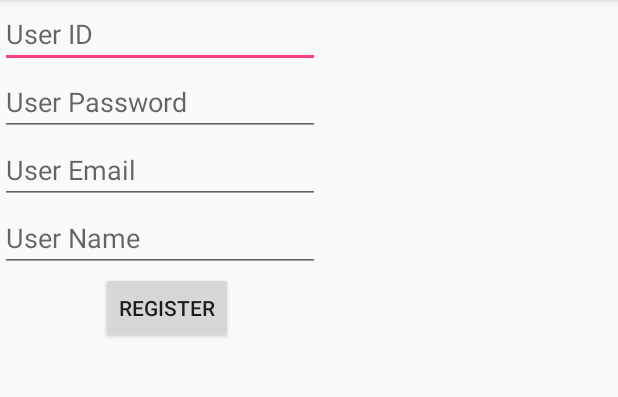
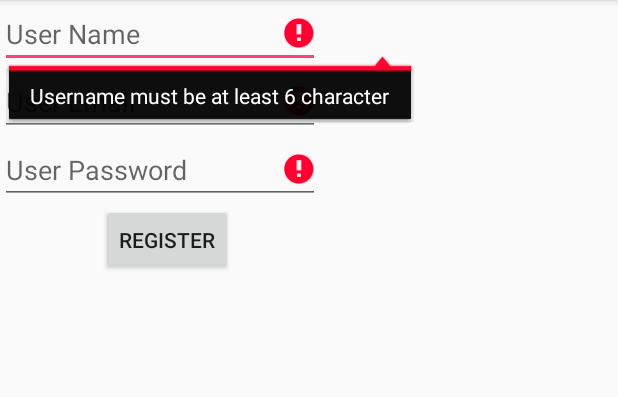
Before and after one commit to CGYCGY/MeMoRiZ, an Android app: the RegisterActivity screen opened directly, with no data from a screen before it, on a phone screen of 412 x 824 dp, the part 84-481 px from its top. Run offline under Robolectric (Android 15) with nearby library versions, the phone set to English and light mode, and no system bars; our stand-ins replace Volley; network calls fail.

```diff
--- a/app/src/main/java/cgy/memoriz/RegisterActivity.kt
+++ b/app/src/main/java/cgy/memoriz/RegisterActivity.kt
@@ -17,8 +17,10 @@ class RegisterActivity : AppCompatActivity() {
         super.onCreate(savedInstanceState)
         setContentView(R.layout.activity_register)
 
-        register_userPass.validate(arrayOf({ s -> s.isPassFormatCorrect()},{ s -> s.isEmailValid()}),
-                arrayOf("Password must be at least 6 character", "Valid email address required"))
+        register_userName.validate(arrayOf({ s -> s.isOnlyLetterOrDigit()}, { s -> s.isLengthAtLeast(6)}),
+                arrayOf("Username only accept letter and digit", "Username must be at least 6 character"))
+        register_userPass.validate(arrayOf({ s -> s.isLengthAtLeast(6)},{ s -> s.isPassMix()}),
+                arrayOf("Password must be at least 6 character", "Password must contain number, uppercase and lowercase letter"))
         register_userEmail.validate(arrayOf({ s -> s.isEmailValid()}),
                 arrayOf("Valid email address required"))
 
@@ -47,7 +49,7 @@ class RegisterActivity : AppCompatActivity() {
             @Throws(AuthFailureError::class)
             override fun getParams(): Map<String, String> {
                 val params = HashMap<String, String>()
-                params["ad_id"] = register_userID.text.toString()
+//                params["ad_id"] = register_userID.text.toString()
                 params["ad_pass"] = register_userPass.text.toString()
                 params["ad_name"] = register_userName.text.toString()
                 params["ad_email"] = register_userEmail.text.toString()
--- a/app/src/main/java/cgy/memoriz/ExtensionFunction.kt
+++ b/app/src/main/java/cgy/memoriz/ValidationExtension.kt
@@ -27,18 +27,42 @@ fun EditText.validate(rule: Array<(String) -> Boolean>, errorMessage: Array<Stri
             } else this.error = null
         }
     }
-//    loop@ for (i in rule.indices) {
-//        if (!rule[i](this.text.toString())) {
-//            this.error = errorMessage[i]
-//            break@loop
-//        } else this.error = null
-//    }
+    loop@ for (i in rule.indices) {
+        if (!rule[i](this.text.toString())) {
+            this.error = errorMessage[i]
+            break@loop
+        } else this.error = null
+    }
 }
 
 fun String.isEmailValid(): Boolean
         = this.isNotEmpty() &&
         Patterns.EMAIL_ADDRESS.matcher(this).matches()
 
-fun String.isPassFormatCorrect(): Boolean
+fun String.isLengthAtLeast(num : Int): Boolean
         = this.isNotEmpty() &&
-        this.length >= 6
+        this.length >= num
+
+fun String.isOnlyLetterOrDigit() : Boolean {
+    var checker = true
+
+    if (this.isNotEmpty()) {
+        for (i in this.indices) {
+            if (!this[i].isLetterOrDigit()) checker = false
+        }
+    }
+    return checker
+}
+
+fun String.isPassMix(): Boolean {
+    val checker : Array<Boolean> = arrayOf(false, false ,false)
+
+    if (this.isNotEmpty()) {
+        for (i in this.indices) {
+            if (this[i].isDigit() && !checker[0]) checker[0] = true
+            else if (this[i].isLetter() && this[i].isUpperCase() && !checker[1]) checker[1] = true
+            else if (this[i].isLetter() && this[i].isLowerCase() && !checker[2]) checker[2] = true
+        }
+    }
+    return checker[0] && checker[1] && checker[2]
+}
--- a/app/src/main/res/layout/activity_register.xml
+++ b/app/src/main/res/layout/activity_register.xml
@@ -8,52 +8,37 @@
     tools:context=".RegisterActivity">
 
     <EditText
-        android:id="@+id/register_userID"
+        android:id="@+id/register_userName"
         android:layout_width="wrap_content"
         android:layout_height="wrap_content"
         android:ems="10"
-        android:hint="User ID"
+        android:hint="User Name"
         android:inputType="textPersonName"
         android:singleLine="true"
         tools:layout_editor_absoluteX="25dp"
         tools:layout_editor_absoluteY="56dp" />
 
     <EditText
-        android:id="@+id/register_userPass"
+        android:id="@+id/register_userEmail"
         android:layout_width="wrap_content"
         android:layout_height="wrap_content"
         android:layout_alignParentStart="true"
-        android:layout_below="@+id/register_userID"
+        android:layout_below="@+id/register_userName"
         android:ems="10"
-        android:hint="User Password"
-        android:inputType="textPassword"
+        android:hint="User Email"
+        android:inputType="textEmailAddress"
         android:singleLine="true"
-        app:layout_constraintTop_toBottomOf="@+id/register_userID"
-        tools:layout_editor_absoluteX="25dp"
-        tools:layout_editor_absoluteY="56dp" />
+        tools:layout_editor_absoluteX="25dp" />
 
     <EditText
-        android:id="@+id/register_userName"
+        android:id="@+id/register_userPass"
         android:layout_width="wrap_content"
         android:layout_height="wrap_content"
         android:layout_alignParentStart="true"
         android:layout_below="@+id/register_userEmail"
         android:ems="10"
-        android:hint="User Name"
-        android:inputType="textPersonName"
-        android:singleLine="true"
-        app:layout_constraintTop_toBottomOf="@+id/register_userPass"
-        tools:layout_editor_absoluteX="25dp" />
-
-    <EditText
-        android:id="@+id/register_userEmail"
-        android:layout_width="wrap_content"
-        android:layout_height="wrap_content"
-        android:layout_alignParentStart="true"
-        android:layout_below="@+id/register_userPass"
-        android:ems="10"
-        android:hint="User Email"
-        android:inputType="textEmailAddress"
+        android:hint="User Password"
+        android:inputType="textPassword"
         android:singleLine="true"
         app:layout_constraintTop_toBottomOf="@+id/register_userName"
         tools:layout_editor_absoluteX="25dp" />
@@ -63,7 +48,7 @@
         android:layout_width="wrap_content"
         android:layout_height="wrap_content"
         android:layout_alignParentStart="true"
-        android:layout_below="@+id/register_userName"
+        android:layout_below="@+id/register_userPass"
         android:layout_marginStart="67dp"
         android:text="@string/register"
         app:layout_constraintTop_toBottomOf="@+id/register_userEmail"
```
